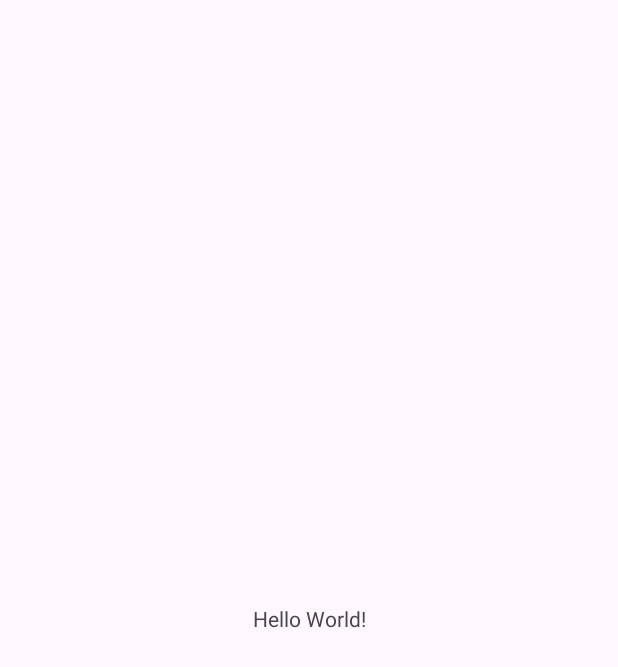
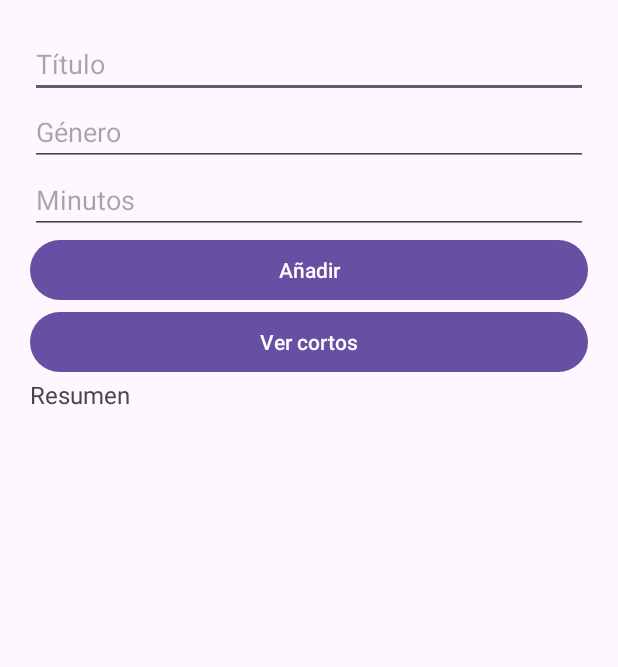
Before and after one commit to AlbertSchmalbachP/PMDM_2DAM, an Android app: the screen it shows after launch (MainActivity), on a phone screen of 412 x 824 dp. Before the commit the part shown is almost empty. Shown: the top 667 px of the screen. Run offline under Robolectric (Android 15) with nearby library versions, the phone set to English and light mode, and no system bars; 2 statements that could not run were skipped.

Commit message:
Add placeholder structure of MainActivity

```diff
--- a/ud2_r1_ej1/src/main/java/com/escuelaarte/pmdm_2dam/MainActivity.kt
+++ b/ud2_r1_ej1/src/main/java/com/escuelaarte/pmdm_2dam/MainActivity.kt
@@ -1,20 +1,83 @@
 package com.escuelaarte.pmdm_2dam
 
 import android.os.Bundle
-import androidx.activity.enableEdgeToEdge
 import androidx.appcompat.app.AppCompatActivity
-import androidx.core.view.ViewCompat
-import androidx.core.view.WindowInsetsCompat
+
+// TODO 2: modelo
+data class Pelicula(val titulo: String, val anio: Int, val duracion: Int)
 
 class MainActivity : AppCompatActivity() {
+
+    // TODO 1: vistas
+    private lateinit var etTitulo: EditText
+    private lateinit var etAnio: EditText
+    private lateinit var etDuracion: EditText
+    private lateinit var btnAgregar: Button
+    private lateinit var tvResumen: TextView
+    private lateinit var lvPeliculas: ListView
+
+    // TODO 2: datos y adaptador
+    private val peliculas = mutableListOf<Pelicula>()
+    private val filas = mutableListOf<String>()   // textos que ve el ListView
+    private lateinit var adaptador: ArrayAdapter<String>
+
     override fun onCreate(savedInstanceState: Bundle?) {
         super.onCreate(savedInstanceState)
-        enableEdgeToEdge()
         setContentView(R.layout.activity_main)
-        ViewCompat.setOnApplyWindowInsetsListener(findViewById(R.id.main)) { v, insets ->
-            val systemBars = insets.getInsets(WindowInsetsCompat.Type.systemBars())
-            v.setPadding(systemBars.left, systemBars.top, systemBars.right, systemBars.bottom)
-            insets
+
+        // TODO 1: findViewById de cada vista
+        // etTitulo = findViewById(R.id.etTitulo)
+        // ...
+
+        // TODO 2: crear el adaptador con "filas" y asignarlo a lvPeliculas
+        // adaptador = ArrayAdapter(this, android.R.layout.simple_list_item_1, filas)
+        // lvPeliculas.adapter = adaptador
+
+        // TODO 3: evento del botón
+        btnAgregar.setOnClickListener {
+            // 1) leer los textos (trim al título)
+            // 2) convertir año y duración con toIntOrNull()
+            // 3) llamar a validarPelicula(...)
+            // 4) si devuelve un mensaje: mostrar Toast y salir
+            // 5) si devuelve null: peliculas.add(Pelicula(...)), limpiar campos
+            // 6) actualizarPantalla()
         }
+
+        // TODO 3: evento de pulsar una fila
+        lvPeliculas.setOnItemClickListener { _, _, posicion, _ ->
+            // peliculas.removeAt(posicion)
+            // actualizarPantalla()
+        }
+
+        // TODO 5: pintar el estado inicial
+        actualizarPantalla()
+    }
+
+    // TODO 3: devuelve el mensaje de error, o null si todo es correcto
+    private fun validarPelicula(
+        titulo: String, anio: Int?, duracion: Int?, existentes: List<Pelicula>
+    ): String? {
+        // título no vacío
+        // anio no nulo y en 1900..2100
+        // duracion no nula y en 1..500
+        // título repetido: existentes.any { it.titulo.equals(titulo, true) }
+        return null
+    }
+
+    // TODO 4: no toca widgets, recibe datos y devuelve resultado
+    private fun duracionTotal(peliculas: List<Pelicula>): Int {
+        return 0 // sumOf { it.duracion }
+    }
+
+    private fun formatearFila(p: Pelicula): String {
+        return "" // "Título (año) · duración min"
+    }
+
+    // TODO 5: repinta lista y resumen
+    private fun actualizarPantalla() {
+        // filas.clear()
+        // filas.addAll(peliculas.map { formatearFila(it) })
+        // adaptador.notifyDataSetChanged()
+        // tvResumen.text = "${peliculas.size} películas / ${duracionTotal(peliculas)} min"
     }
 }
--- a/ud2_r1_ej1/src/main/res/layout/activity_main.xml
+++ b/ud2_r1_ej1/src/main/res/layout/activity_main.xml
@@ -1,19 +1,52 @@
 <?xml version="1.0" encoding="utf-8"?>
-<androidx.constraintlayout.widget.ConstraintLayout xmlns:android="http://schemas.android.com/apk/res/android"
-    xmlns:app="http://schemas.android.com/apk/res-auto"
-    xmlns:tools="http://schemas.android.com/tools"
-    android:id="@+id/main"
+<LinearLayout xmlns:android="http://schemas.android.com/apk/res/android"
     android:layout_width="match_parent"
     android:layout_height="match_parent"
-    tools:context=".MainActivity">
+    android:orientation="vertical"
+    android:padding="20dp">
+    <EditText
+        android:id="@+id/etTitulo"
+        android:layout_width="match_parent"
+        android:layout_height="wrap_content"
+        android:hint="Título"
+        android:inputType="textCapSentences" />
+
+    <EditText
+        android:id="@+id/etGenero"
+        android:layout_width="match_parent"
+        android:layout_height="wrap_content"
+        android:hint="Género"
+        android:inputType="textCapSentences" />
+
+    <EditText
+        android:id="@+id/etMinutos"
+        android:layout_width="match_parent"
+        android:layout_height="wrap_content"
+        android:hint="Minutos"
+        android:inputType="number" />
+
+    <Button
+        android:id="@+id/btnAgregar"
+        android:layout_width="match_parent"
+        android:layout_height="wrap_content"
+        android:text="Añadir" />
+
+    <Button
+        android:id="@+id/btnFiltrar"
+        android:layout_width="match_parent"
+        android:layout_height="wrap_content"
+        android:text="Ver cortos" />
 
     <TextView
-        android:layout_width="wrap_content"
+        android:id="@+id/tvResumen"
+        android:layout_width="match_parent"
         android:layout_height="wrap_content"
-        android:text="Hello World!"
-        app:layout_constraintBottom_toBottomOf="parent"
-        app:layout_constraintEnd_toEndOf="parent"
-        app:layout_constraintStart_toStartOf="parent"
-        app:layout_constraintTop_toTopOf="parent" />
+        android:text="Resumen"
+        android:textSize="16sp" />
 
-</androidx.constraintlayout.widget.ConstraintLayout>
+    <androidx.recyclerview.widget.RecyclerView
+        android:id="@+id/rvPeliculas"
+        android:layout_width="match_parent"
+        android:layout_height="0dp"
+        android:layout_weight="1" />
+</LinearLayout>
```
